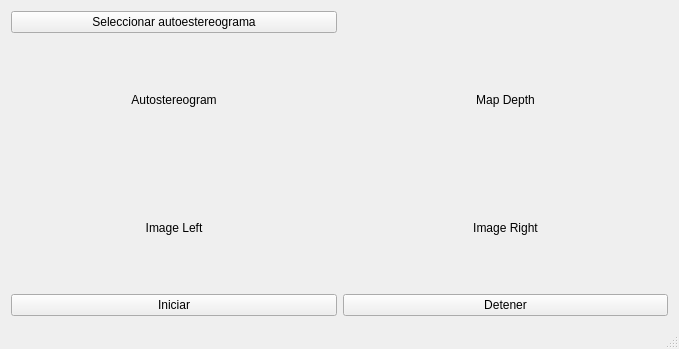
Before: the Qt Designer form mainwindow.ui in debihiga/AutostereogramSolver, drawn with Qt 5.
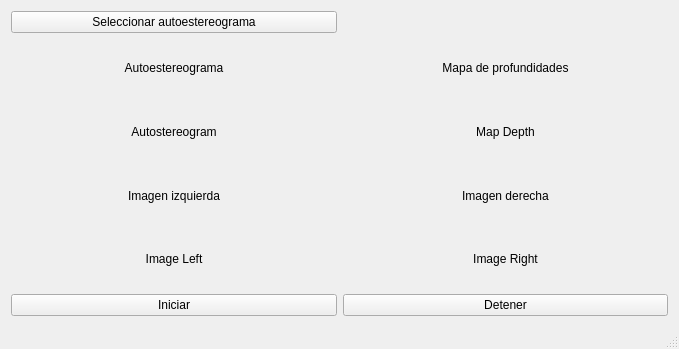
After: the same form once the commit is applied.

Commit message: Finds image right.

The edit to the form file:
```diff
--- a/mainwindow.ui
+++ b/mainwindow.ui
@@ -17,7 +17,7 @@
    <layout class="QVBoxLayout" name="verticalLayout">
     <item>
      <layout class="QGridLayout" name="gridLayout_2">
-      <item row="1" column="0">
+      <item row="3" column="0">
        <widget class="QLabel" name="label_image_autostereogram">
         <property name="text">
          <string>Autostereogram</string>
@@ -28,16 +28,16 @@
        </widget>
       </item>
       <item row="2" column="1">
-       <widget class="QLabel" name="label_image_right">
+       <widget class="QLabel" name="label_4">
         <property name="text">
-         <string>Image Right</string>
+         <string>Mapa de profundidades</string>
         </property>
         <property name="alignment">
          <set>Qt::AlignCenter</set>
         </property>
        </widget>
       </item>
-      <item row="1" column="1">
+      <item row="3" column="1">
        <widget class="QLabel" name="label_image_map_depth">
         <property name="text">
          <string>Map Depth</string>
@@ -48,9 +48,9 @@
        </widget>
       </item>
       <item row="2" column="0">
-       <widget class="QLabel" name="label_image_left">
+       <widget class="QLabel" name="label">
         <property name="text">
-         <string>Image Left</string>
+         <string>Autoestereograma</string>
         </property>
         <property name="alignment">
          <set>Qt::AlignCenter</set>
@@ -64,6 +64,46 @@
         </property>
        </widget>
       </item>
+      <item row="4" column="0">
+       <widget class="QLabel" name="label_2">
+        <property name="text">
+         <string>Imagen izquierda</string>
+        </property>
+        <property name="alignment">
+         <set>Qt::AlignCenter</set>
+        </property>
+       </widget>
+      </item>
+      <item row="4" column="1">
+       <widget class="QLabel" name="label_3">
+        <property name="text">
+         <string>Imagen derecha</string>
+        </property>
+        <property name="alignment">
+         <set>Qt::AlignCenter</set>
+        </property>
+       </widget>
+      </item>
+      <item row="5" column="0">
+       <widget class="QLabel" name="label_image_left">
+        <property name="text">
+         <string>Image Left</string>
+        </property>
+        <property name="alignment">
+         <set>Qt::AlignCenter</set>
+        </property>
+       </widget>
+      </item>
+      <item row="5" column="1">
+       <widget class="QLabel" name="label_image_right">
+        <property name="text">
+         <string>Image Right</string>
+        </property>
+        <property name="alignment">
+         <set>Qt::AlignCenter</set>
+        </property>
+       </widget>
+      </item>
      </layout>
     </item>
     <item>
```
Left out of the diff: 2 changed lines with no effect on the pictures. The commit also changes 35 other files.
